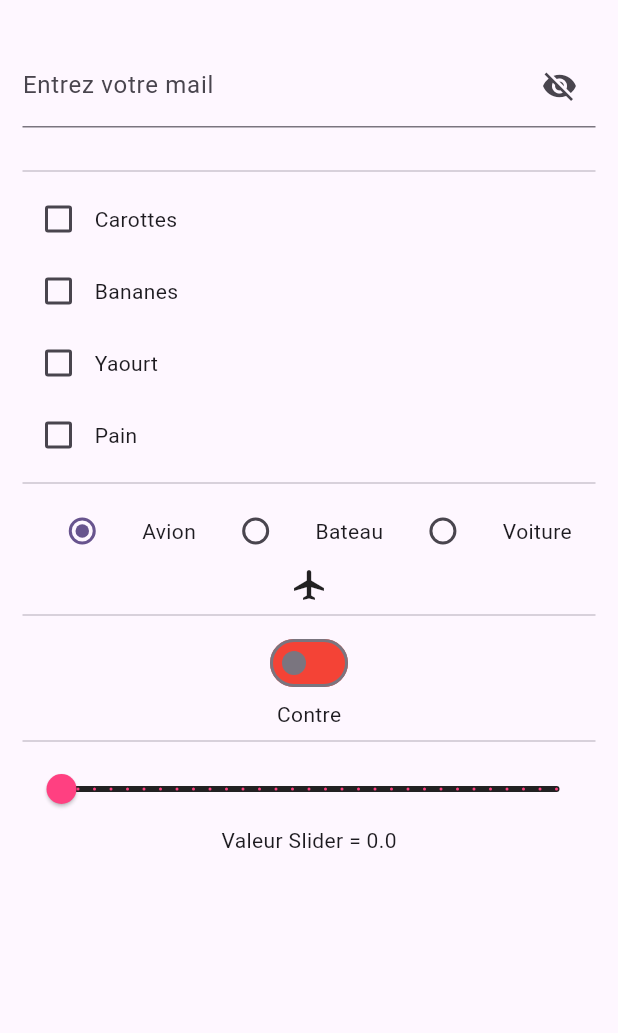
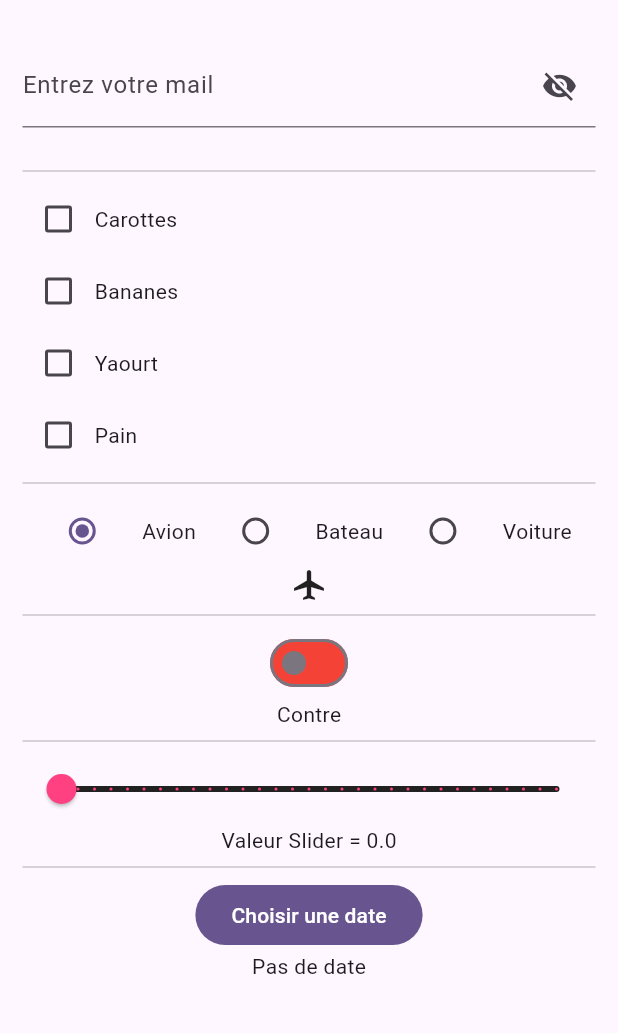
Before and after one commit to fabienlierville/flutter_di22-1_interactif, a Flutter app: the screen it shows after launch, on a phone screen of 412 x 824 dp, the part 63-1096 px from its top. Run offline on Flutter 3.47's test engine with Material 3 defaults, Android fonts, the phone set to English and light mode, and no system bars.

Commit message:
DateNaissance

```diff
--- a/lib/home_page.dart
+++ b/lib/home_page.dart
@@ -34,13 +34,17 @@ class _HomePageState extends State<HomePage> {
   //Slider
   double taille = 0.0;
 
+  // DateTime
+  DateTime? dateNaissance;
+
   @override
   Widget build(BuildContext context) {
     return Scaffold(
       appBar: AppBar(
         title: Text("Widgets Interactifs"),
       ),
-      body: Center(
+      body: SingleChildScrollView(
+        child: Center(
           child: Padding(
             padding: const EdgeInsets.all(15.0),
             child: Column(
@@ -141,9 +145,18 @@ class _HomePageState extends State<HomePage> {
                       });
                     }
                 ),
-              Text("Valeur Slider = ${taille}")
+                Text("Valeur Slider = ${taille}"),
+                Divider(),
+                FilledButton(
+                    onPressed: (){
+                      selectionDate();
+                    },
+                    child: Text("Choisir une date")
+                ),
+                Text((dateNaissance==null) ? "Pas de date" : "${dateNaissance!.day} / ${dateNaissance!.month} / ${dateNaissance!.year}")
 
               ],
+            ),
           ),
         ),
       ),
@@ -174,6 +187,29 @@ class _HomePageState extends State<HomePage> {
 
     return l;
   }
+
+  Future<void> selectionDate() async{
+    DateTime? datechoisie = await showDatePicker(
+        context: context,
+        firstDate: DateTime(1900),
+        lastDate: DateTime.now(),
+      initialDate: DateTime(2000),
+      locale: Locale('fr','FR')
+    );
+
+    TimeOfDay? time = await showTimePicker(
+        context: context,
+        initialTime: TimeOfDay(hour: 10, minute: 25)
+    );
+
+    if(datechoisie != null && time !=null){
+      setState(() {
+        dateNaissance = datechoisie.add(Duration(hours: time.hour, minutes: time.minute));
+      });
+      print(dateNaissance);
+    }
+
+  }
 }
 
 enum ChoixTransport {
--- a/lib/main.dart
+++ b/lib/main.dart
@@ -1,4 +1,5 @@
 import 'package:flutter/material.dart';
+import 'package:flutter_localizations/flutter_localizations.dart';
 import 'package:widgets_interactifs/home_page.dart';
 
 void main() {
@@ -16,6 +17,10 @@ class MyApp extends StatelessWidget {
         useMaterial3: true,
       ),
       home: HomePage(),
+      localizationsDelegates: [
+        GlobalMaterialLocalizations.delegate,
+        GlobalWidgetsLocalizations.delegate
+      ],
     );
   }
 }
--- a/pubspec.yaml
+++ b/pubspec.yaml
@@ -30,7 +30,8 @@ environment:
 dependencies:
   flutter:
     sdk: flutter
-
+  flutter_localizations:
+    sdk: flutter
 
   # The following adds the Cupertino Icons font to your application.
   # Use with the CupertinoIcons class for iOS style icons.
```
Also changed, not shown: pubspec.lock. Lines whose indentation alone changed are shown as unchanged.
